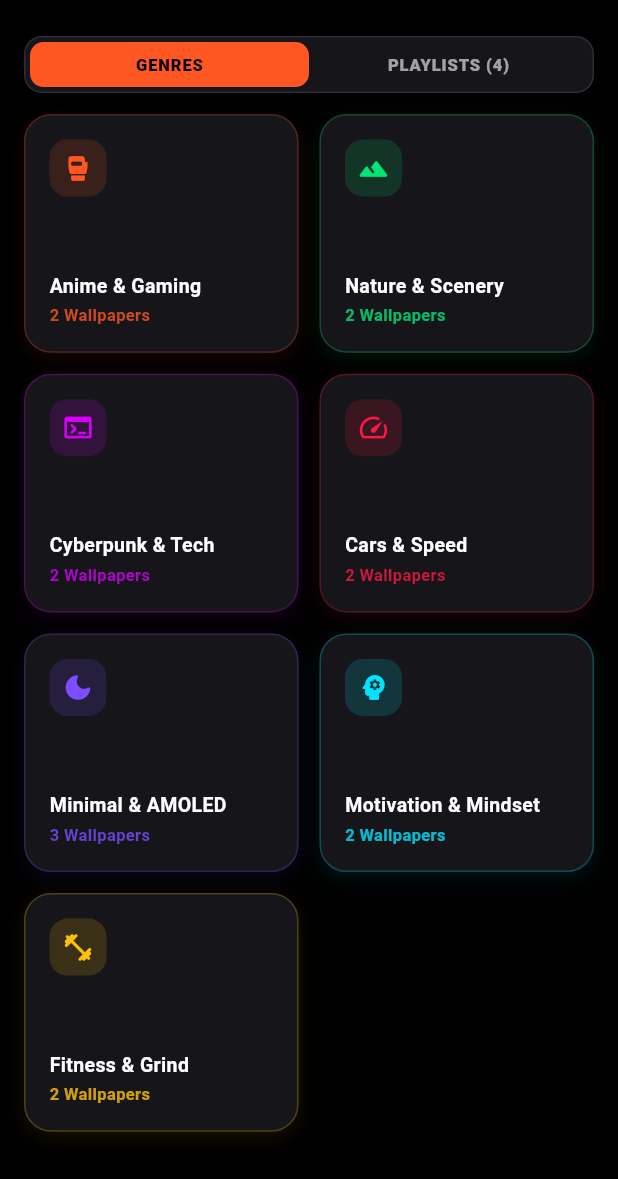
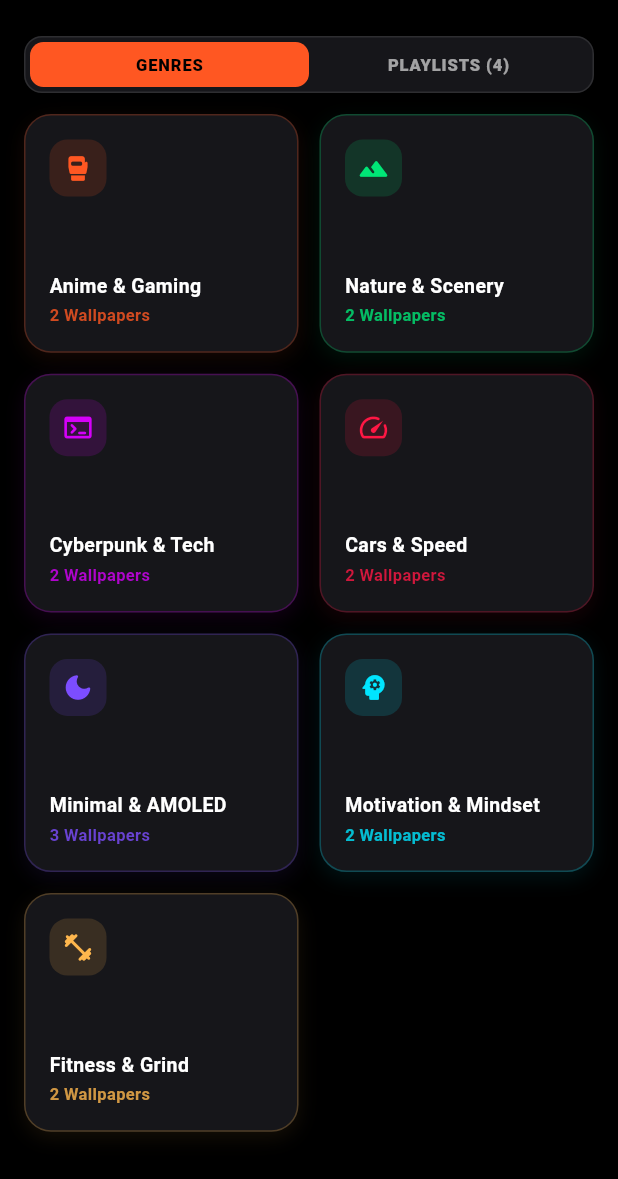
Before and after one commit to RanveerSingh1997/live_wallpaper, a Flutter app: the CategoriesScreen screen opened directly, on a phone screen of 412 x 824 dp, the part 57-1236 px from its top. Run offline on Flutter 3.47's test engine with Material 3 defaults, Android fonts, the phone set to English and light mode, and no system bars; our stand-ins replace equatable, flutter_bloc, shared_preferences, video_player; accounts and stored records are empty; network calls fail; project files that could hold a hidden picture were left out.

Commit message:
refactor(presentation): replace hardcoded colors and navigation literals with AppColors, AppStrings, and AppConstants

```diff
--- a/lib/core/theme/app_colors.dart
+++ b/lib/core/theme/app_colors.dart
@@ -4,9 +4,12 @@ import 'package:flutter/material.dart';
 abstract final class AppColors {
   // Brand Aurora Neon Palette
   static const Color neonCyan = Color(0xFF00E5FF);
+  static const Color auroraCyan = neonCyan;
   static const Color auroraViolet = Color(0xFFD500F9);
   static const Color sunsetAmber = Color(0xFFFF5722);
+  static const Color auroraAmber = sunsetAmber;
   static const Color cyberEmerald = Color(0xFF00E676);
+  static const Color auroraEmerald = cyberEmerald;
   static const Color solarGold = Color(0xFFFFD600);
   static const Color electricBlue = Color(0xFF00B0FF);
   static const Color plasmaPink = Color(0xFFFF4081);
@@ -16,8 +19,10 @@ abstract final class AppColors {
   static const Color obsidianBlack = Color(0xFF000000);
   static const Color darkBackground = Color(0xFF0A0A0E);
   static const Color darkSurface = Color(0xFF101018);
+  static const Color obsidianSurface = darkSurface;
   static const Color surfaceElevated = Color(0xFF121214);
   static const Color cardBackground = Color(0xFF161622);
+  static const Color obsidianCard = cardBackground;
   static const Color modalBackground = Color(0xFF1A1A24);
   static const Color sheetBackground = Color(0xFF1E1E28);
 
@@ -34,6 +39,7 @@ abstract final class AppColors {
 
   // Status & Semantic Colors
   static const Color error = Color(0xFFFF5252);
+  static const Color favoriteRed = Color(0xFFFF1744);
   static const Color warning = Color(0xFFFFB74D);
   static const Color success = Color(0xFF00E676);
   static const Color info = Color(0xFF00E5FF);
--- a/lib/screens/categories_screen.dart
+++ b/lib/screens/categories_screen.dart
@@ -4,6 +4,7 @@ import 'package:flutter_bloc/flutter_bloc.dart';
 import '../blocs/wallpaper_bloc.dart';
 import '../blocs/wallpaper_intent.dart';
 import '../blocs/wallpaper_state.dart';
+import '../core/core.dart';
 import '../data/curated_shorts_data.dart';
 import '../models/wallpaper_collection.dart';
 import 'collection_detail_sheet.dart';
@@ -45,19 +46,19 @@ class _CategoriesScreenState extends State<CategoriesScreen> {
   Color _getCategoryColor(String category) {
     switch (category) {
       case 'Anime & Gaming':
-        return const Color(0xFFFF5722);
+        return AppColors.sunsetAmber;
       case 'Nature & Scenery':
-        return const Color(0xFF00E676);
+        return AppColors.cyberEmerald;
       case 'Cyberpunk & Tech':
-        return const Color(0xFFD500F9);
+        return AppColors.auroraViolet;
       case 'Cars & Speed':
-        return const Color(0xFFFF1744);
+        return AppColors.favoriteRed;
       case 'Minimal & AMOLED':
-        return const Color(0xFF7C4DFF);
+        return AppColors.deepPurple;
       case 'Fitness & Grind':
-        return const Color(0xFFFFC107);
+        return AppColors.warning;
       case 'Motivation & Mindset':
-        return const Color(0xFF00E5FF);
+        return AppColors.neonCyan;
       default:
         return Colors.white70;
     }
```
Also changed, not shown: lib/screens/discover_screen.dart (+5 -4 lines), lib/screens/downloads_screen.dart (+20 -19 lines), lib/screens/favorites_screen.dart (+9 -8 lines), lib/screens/main_navigation_shell.dart (+10 -9 lines).
